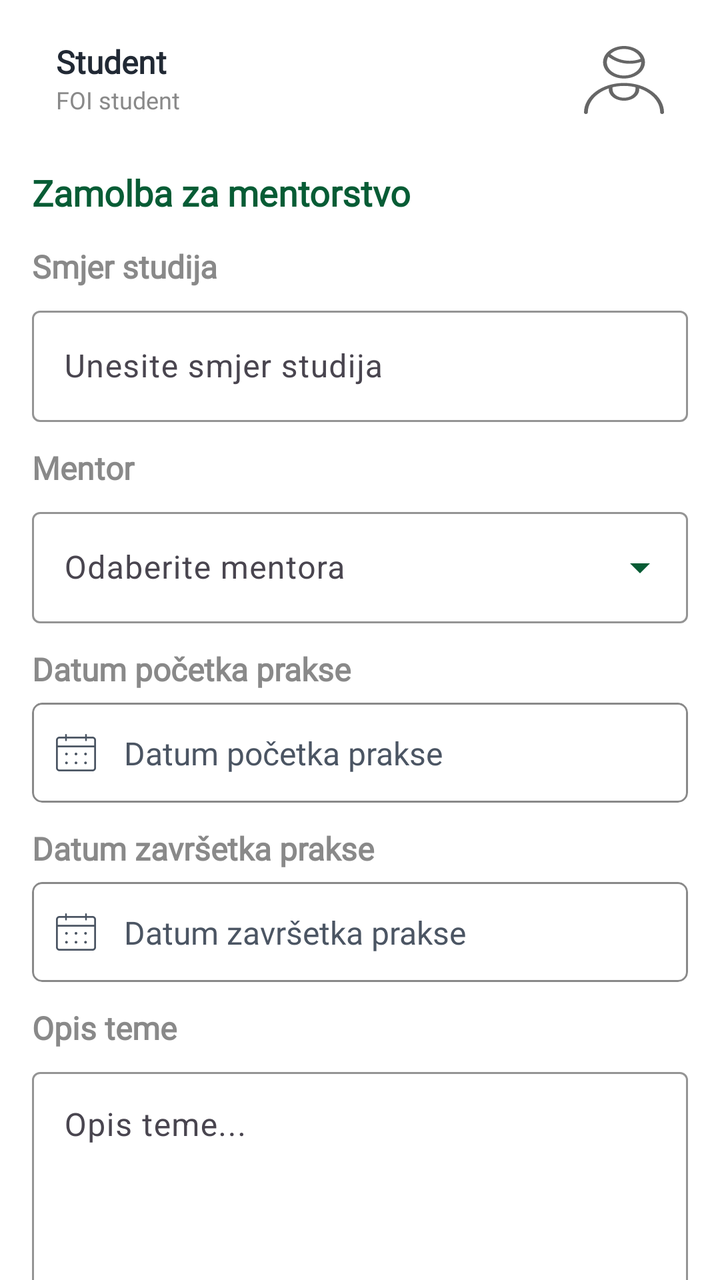
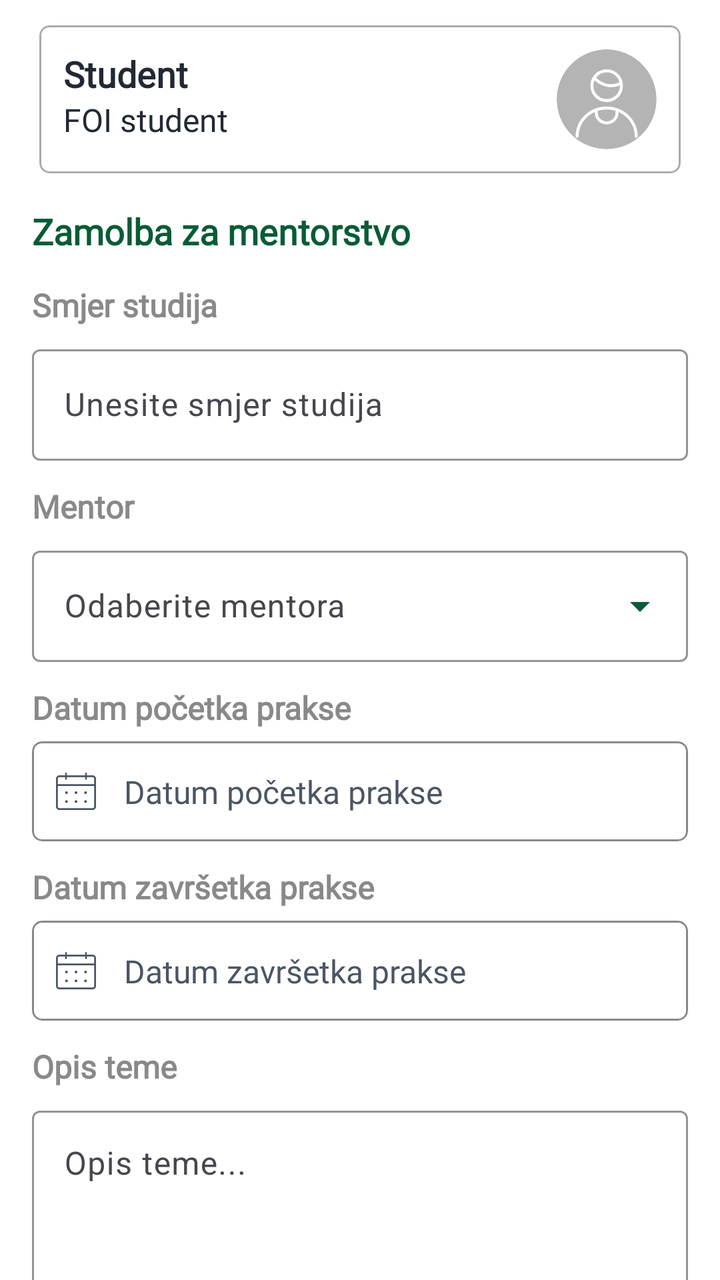

The first picture is an Android layout as it rendered before a commit; the second is the same layout after the commit. The layout source and the unified diff follow.
<!-- AndroidManifest.xml: application theme Theme.OTPStudent -->
<!-- res/layout/fragment_mentorship_details.xml -->
<?xml version="1.0" encoding="utf-8"?>
<androidx.constraintlayout.widget.ConstraintLayout
    xmlns:android="http://schemas.android.com/apk/res/android"
    xmlns:app="http://schemas.android.com/apk/res-auto"
    android:layout_width="match_parent"
    android:layout_height="match_parent"
    android:background="@color/white">

    
    <FrameLayout
        android:id="@+id/headerContainer"
        android:layout_width="0dp"
        android:layout_height="wrap_content"
        app:layout_constraintTop_toTopOf="parent"
        app:layout_constraintStart_toStartOf="parent"
        app:layout_constraintEnd_toEndOf="parent"/>

    <androidx.core.widget.NestedScrollView
        android:id="@+id/scroll"
        android:layout_width="0dp"
        android:layout_height="0dp"
        android:fillViewport="true"
        app:layout_constraintTop_toBottomOf="@id/headerContainer"
        app:layout_constraintBottom_toBottomOf="parent"
        app:layout_constraintStart_toStartOf="parent"
        app:layout_constraintEnd_toEndOf="parent">

        <androidx.constraintlayout.widget.ConstraintLayout
            android:layout_width="match_parent"
            android:layout_height="wrap_content"
            android:paddingBottom="24dp">

            
            <androidx.cardview.widget.CardView
                android:id="@+id/cardUser"
                android:layout_width="0dp"
                android:layout_height="wrap_content"
                android:layout_marginStart="16dp"
                android:layout_marginEnd="16dp"
                android:layout_marginTop="8dp"
                app:cardCornerRadius="12dp"
                app:cardElevation="0dp"
                app:cardBackgroundColor="@color/white"
                app:layout_constraintTop_toTopOf="parent"
                app:layout_constraintStart_toStartOf="parent"
                app:layout_constraintEnd_toEndOf="parent">

                <androidx.constraintlayout.widget.ConstraintLayout
                    android:layout_width="match_parent"
                    android:layout_height="wrap_content"
                    android:padding="12dp">

                    <TextView
                        android:id="@+id/tvUserName"
                        style="@style/Tekst"
                        android:layout_width="0dp"
                        android:layout_height="wrap_content"
                        android:textStyle="bold"
                        android:text="@string/placeholder_user_name"
                        app:layout_constraintStart_toStartOf="parent"
                        app:layout_constraintEnd_toStartOf="@id/ivAvatar"
                        app:layout_constraintTop_toTopOf="parent" />

                    <TextView
                        android:id="@+id/tvUserRole"
                        style="@style/MaliTekst"
                        android:layout_width="0dp"
                        android:layout_height="wrap_content"
                        android:text="@string/internship_details_user_role"
                        android:textColor="@color/otp_grey"
                        app:layout_constraintStart_toStartOf="@id/tvUserName"
                        app:layout_constraintEnd_toEndOf="@id/tvUserName"
                        app:layout_constraintTop_toBottomOf="@id/tvUserName" />

                    <ImageView
                        android:id="@+id/ivAvatar"
                        android:layout_width="40dp"
                        android:layout_height="40dp"
                        android:src="@drawable/ic_person"
                        android:contentDescription="@null"
                        app:layout_constraintEnd_toEndOf="parent"
                        app:layout_constraintTop_toTopOf="parent"
                        app:layout_constraintBottom_toBottomOf="parent" />
                </androidx.constraintlayout.widget.ConstraintLayout>
            </androidx.cardview.widget.CardView>

            
            <TextView
                android:id="@+id/tvTitle"
                style="@style/PodnaslovInterakcija"
                android:layout_width="0dp"
                android:layout_height="wrap_content"
                android:layout_marginStart="16dp"
                android:layout_marginTop="12dp"
                android:layout_marginEnd="16dp"
                android:text="@string/mentorship_request_title"
                android:textStyle="bold"
                app:layout_constraintTop_toBottomOf="@id/cardUser"
                app:layout_constraintStart_toStartOf="parent"
                app:layout_constraintEnd_toEndOf="parent" />

            
            <TextView
                android:id="@+id/tvStudyLabel"
                style="@style/Tekst"
                android:layout_width="0dp"
                android:layout_height="wrap_content"
                android:layout_marginStart="16dp"
                android:layout_marginTop="14dp"
                android:layout_marginEnd="16dp"
                android:text="@string/internship_study_direction"
                android:textColor="@color/otp_grey"
                android:textStyle="bold"
                app:layout_constraintTop_toBottomOf="@id/tvTitle"
                app:layout_constraintStart_toStartOf="parent"
                app:layout_constraintEnd_toEndOf="parent" />

            <com.google.android.material.textfield.TextInputLayout
                android:id="@+id/tilStudy"
                style="@style/OTPTextInputLayout"
                android:layout_width="0dp"
                android:layout_height="wrap_content"
                android:layout_marginStart="16dp"
                android:layout_marginEnd="16dp"
                android:layout_marginTop="6dp"
                app:layout_constraintTop_toBottomOf="@id/tvStudyLabel"
                app:layout_constraintStart_toStartOf="parent"
                app:layout_constraintEnd_toEndOf="parent">

                <com.google.android.material.textfield.TextInputEditText
                    android:id="@+id/etStudy"
                    android:layout_width="match_parent"
                    android:layout_height="wrap_content"
                    android:hint="@string/mentorship_study_hint"
                    android:textColor="@color/black"
                    android:textColorHint="@color/otp_grey_dark"
                    />
            </com.google.android.material.textfield.TextInputLayout>

            
            <TextView
                android:id="@+id/tvMentorLabel"
                style="@style/Tekst"
                android:layout_width="0dp"
                android:layout_height="wrap_content"
                android:layout_marginStart="16dp"
                android:layout_marginTop="12dp"
                android:layout_marginEnd="16dp"
                android:text="@string/internship_mentor"
                android:textColor="@color/otp_grey"
                android:textStyle="bold"
                app:layout_constraintTop_toBottomOf="@id/tilStudy"
                app:layout_constraintStart_toStartOf="parent"
                app:layout_constraintEnd_toEndOf="parent" />

            <com.google.android.material.textfield.TextInputLayout
                android:id="@+id/tilMentor"
                style="@style/OTPExposedDropdown"
                android:layout_width="0dp"
                android:layout_height="wrap_content"
                android:layout_marginStart="16dp"
                android:layout_marginEnd="16dp"
                android:layout_marginTop="6dp"
                app:endIconMode="dropdown_menu"
                app:layout_constraintTop_toBottomOf="@id/tvMentorLabel"
                app:layout_constraintStart_toStartOf="parent"
                app:layout_constraintEnd_toEndOf="parent">

                <com.google.android.material.textfield.MaterialAutoCompleteTextView
                    android:id="@+id/acMentor"
                    android:layout_width="match_parent"
                    android:layout_height="wrap_content"
                    android:hint="@string/mentorship_mentor_hint"
                    android:textColor="@color/black"
                    android:textColorHint="@color/otp_grey_dark"
                    />
            </com.google.android.material.textfield.TextInputLayout>

            
            <TextView
                android:id="@+id/tvStartLabel"
                style="@style/Tekst"
                android:layout_width="0dp"
                android:layout_height="wrap_content"
                android:layout_marginStart="16dp"
                android:layout_marginTop="12dp"
                android:layout_marginEnd="16dp"
                android:text="@string/internship_start_date"
                android:textColor="@color/otp_grey"
                android:textStyle="bold"
                app:layout_constraintTop_toBottomOf="@id/tilMentor"
                app:layout_constraintStart_toStartOf="parent"
                app:layout_constraintEnd_toEndOf="parent" />

            
            <com.google.android.material.card.MaterialCardView
                android:id="@+id/startDateField"
                android:layout_width="0dp"
                android:layout_height="50dp"
                android:layout_marginStart="16dp"
                android:layout_marginTop="6dp"
                android:layout_marginEnd="16dp"
                android:backgroundTint="@color/white"
                app:cardCornerRadius="5dp"
                app:cardElevation="0dp"
                app:strokeWidth="1dp"
                app:strokeColor="@color/otp_grey"
                app:layout_constraintTop_toBottomOf="@id/tvStartLabel"
                app:layout_constraintStart_toStartOf="parent"
                app:layout_constraintEnd_toEndOf="parent">

                <androidx.constraintlayout.widget.ConstraintLayout
                    android:layout_width="match_parent"
                    android:layout_height="match_parent"
                    android:paddingHorizontal="12dp">

                    <ImageView
                        android:id="@+id/ivStartDateIcon"
                        android:layout_width="20dp"
                        android:layout_height="20dp"
                        android:contentDescription="@null"
                        android:src="@drawable/ic_date"
                        app:tint="@color/otp_grey_dark"
                        app:layout_constraintStart_toStartOf="parent"
                        app:layout_constraintTop_toTopOf="parent"
                        app:layout_constraintBottom_toBottomOf="parent" />

                    <TextView
                        android:id="@+id/tvStartValue"
                        style="@style/Tekst"
                        android:layout_width="0dp"
                        android:layout_height="wrap_content"
                        android:layout_marginStart="12dp"
                        android:paddingStart="2dp"
                        android:text="@string/internship_start_date"
                        android:textColor="@color/otp_grey_dark"
                        android:ellipsize="end"
                        android:maxLines="1"
                        app:layout_constraintStart_toEndOf="@id/ivStartDateIcon"
                        app:layout_constraintEnd_toEndOf="parent"
                        app:layout_constraintTop_toTopOf="parent"
                        app:layout_constraintBottom_toBottomOf="parent" />

                </androidx.constraintlayout.widget.ConstraintLayout>

            </com.google.android.material.card.MaterialCardView>

            <TextView
                android:id="@+id/tvEndLabel"
                style="@style/Tekst"
                android:layout_width="0dp"
                android:layout_height="wrap_content"
                android:layout_marginStart="16dp"
                android:layout_marginTop="12dp"
                android:layout_marginEnd="16dp"
                android:text="@string/internship_end_date"
                android:textColor="@color/otp_grey"
                android:textStyle="bold"
                app:layout_constraintStart_toStartOf="parent"
                app:layout_constraintEnd_toEndOf="parent"
                app:layout_constraintTop_toBottomOf="@id/startDateField" />

            
            <com.google.android.material.card.MaterialCardView
                android:id="@+id/endDateField"
                android:layout_width="0dp"
                android:layout_height="50dp"
                android:layout_marginStart="16dp"
                android:layout_marginTop="6dp"
                android:layout_marginEnd="16dp"
                android:backgroundTint="@color/white"
                app:cardCornerRadius="5dp"
                app:cardElevation="0dp"
                app:strokeWidth="1dp"
                app:strokeColor="@color/otp_grey"
                app:layout_constraintTop_toBottomOf="@id/tvEndLabel"
                app:layout_constraintStart_toStartOf="parent"
                app:layout_constraintEnd_toEndOf="parent">

                <androidx.constraintlayout.widget.ConstraintLayout
                    android:layout_width="match_parent"
                    android:layout_height="match_parent"
                    android:paddingHorizontal="12dp">

                    <ImageView
                        android:id="@+id/ivEndDateIcon"
                        android:layout_width="20dp"
                        android:layout_height="20dp"
                        android:contentDescription="@null"
                        android:src="@drawable/ic_date"
                        app:tint="@color/otp_grey_dark"
                        app:layout_constraintStart_toStartOf="parent"
                        app:layout_constraintTop_toTopOf="parent"
                        app:layout_constraintBottom_toBottomOf="parent" />

                    <TextView
                        android:id="@+id/tvEndValue"
                        style="@style/Tekst"
                        android:layout_width="0dp"
                        android:layout_height="wrap_content"
                        android:layout_marginStart="12dp"
                        android:paddingStart="2dp"
                        android:text="@string/internship_end_date"
                        android:textColor="@color/otp_grey_dark"
                        android:ellipsize="end"
                        android:maxLines="1"
                        app:layout_constraintStart_toEndOf="@id/ivEndDateIcon"
                        app:layout_constraintEnd_toEndOf="parent"
                        app:layout_constraintTop_toTopOf="parent"
                        app:layout_constraintBottom_toBottomOf="parent" />

                </androidx.constraintlayout.widget.ConstraintLayout>

            </com.google.android.material.card.MaterialCardView>

            
            <TextView
                android:id="@+id/tvTopicDescriptionLabel"
                style="@style/Tekst"
                android:layout_width="0dp"
                android:layout_height="wrap_content"
                android:layout_marginStart="16dp"
                android:layout_marginTop="12dp"
                android:layout_marginEnd="16dp"
                android:text="@string/mentorship_topic_description"
                android:textColor="@color/otp_grey"
                android:textStyle="bold"
                app:layout_constraintTop_toBottomOf="@id/endDateField"
                app:layout_constraintStart_toStartOf="parent"
                app:layout_constraintEnd_toEndOf="parent" />

            <com.google.android.material.textfield.TextInputLayout
                android:id="@+id/tilTopicDescription"
                style="@style/OTPTextInputLayout"
                android:layout_width="0dp"
                android:layout_height="wrap_content"
                android:layout_marginStart="16dp"
                android:layout_marginTop="6dp"
                android:layout_marginEnd="16dp"
                app:layout_constraintTop_toBottomOf="@id/tvTopicDescriptionLabel"
                app:layout_constraintStart_toStartOf="parent"
                app:layout_constraintEnd_toEndOf="parent">

                <com.google.android.material.textfield.TextInputEditText
                    android:id="@+id/etTopicDescription"
                    android:layout_width="match_parent"
                    android:layout_height="wrap_content"
                    android:hint="@string/mentorship_topic_description_hint"
                    android:inputType="textMultiLine"
                    android:minLines="4"
                    android:gravity="top|start"
                    android:textColor="@color/black"
                    android:textColorHint="@color/otp_grey_dark" />
            </com.google.android.material.textfield.TextInputLayout>


            
            <com.google.android.material.button.MaterialButton
                android:id="@+id/btnSendRequest"
                android:layout_width="0dp"
                android:layout_height="50dp"
                android:layout_marginStart="16dp"
                android:layout_marginTop="18dp"
                android:layout_marginEnd="16dp"
                android:text="@string/mentorship_send_request"
                android:textAllCaps="false"
                android:textColor="@color/white"
                android:backgroundTint="@color/otp_green_dark"
                app:cornerRadius="20dp"
                app:layout_constraintTop_toBottomOf="@id/tilTopicDescription"
                app:layout_constraintStart_toStartOf="parent"
                app:layout_constraintEnd_toEndOf="parent" />

        </androidx.constraintlayout.widget.ConstraintLayout>
    </androidx.core.widget.NestedScrollView>

</androidx.constraintlayout.widget.ConstraintLayout>
<!-- resources referenced by this layout -->
<resources>
  <color name="black">#212934</color>
  <color name="otp_green_dark">#075C35</color>
  <color name="otp_grey">#898989</color>
  <color name="otp_grey_dark">#4B5563</color>
  <color name="white">#FFFFFFFF</color>
  <!-- drawable ic_person (drawable) -->
  <vector xmlns:android="http://schemas.android.com/apk/res/android"
      android:width="35dp"
      android:height="30dp"
      android:viewportWidth="35"
      android:viewportHeight="30">
    <path
        android:pathData="M11.452,3.476C11.146,3.209 10.618,3.188 10.277,3.43C9.935,3.67 9.906,4.082 10.215,4.35L11.452,3.476ZM25.352,6.892C25.768,6.742 25.951,6.357 25.755,6.031C25.563,5.705 25.068,5.563 24.648,5.713L25.352,6.892ZM0,29.348C0,29.707 0.374,30 0.833,30C1.293,30 1.667,29.707 1.667,29.348H0ZM33.333,29.348C33.333,29.707 33.708,30 34.167,30C34.626,30 35,29.707 35,29.348H33.333ZM12.5,18.26C12.5,17.901 12.126,17.608 11.667,17.608C11.208,17.608 10.833,17.901 10.833,18.26H12.5ZM24.167,18.26C24.167,17.901 23.792,17.608 23.333,17.608C22.874,17.608 22.5,17.901 22.5,18.26H24.167ZM22.802,3.025C25.733,5.313 25.733,9.033 22.802,11.32L23.981,12.247C27.562,9.442 27.562,4.903 23.981,2.098L22.802,3.025ZM22.802,11.32C19.873,13.616 15.127,13.616 12.198,11.32L11.019,12.247C14.6,15.045 20.4,15.045 23.981,12.247L22.802,11.32ZM12.198,11.32C9.267,9.033 9.267,5.313 12.198,3.025L11.019,2.098C7.438,4.903 7.438,9.442 11.019,12.247L12.198,11.32ZM12.198,3.025C15.127,0.73 19.873,0.73 22.802,3.025L23.981,2.098C20.4,-0.699 14.6,-0.699 11.019,2.098L12.198,3.025ZM10.215,4.35C12.757,6.566 16.279,7.825 19.974,7.825V6.52C16.774,6.52 13.695,5.433 11.452,3.476L10.215,4.35ZM19.974,7.825C21.823,7.825 23.656,7.512 25.352,6.892L24.648,5.713C23.171,6.248 21.579,6.52 19.974,6.52V7.825ZM1.667,29.348C1.667,22.897 8.714,17.608 17.5,17.608V16.304C7.874,16.304 0,22.115 0,29.348H1.667ZM17.5,17.608C26.286,17.608 33.333,22.897 33.333,29.348H35C35,22.115 27.126,16.304 17.5,16.304V17.608ZM10.833,18.26V19.129H12.5V18.26H10.833ZM10.833,19.129C10.833,21.919 13.858,24.13 17.5,24.13V22.826C14.701,22.826 12.5,21.144 12.5,19.129H10.833ZM17.5,24.13C21.142,24.13 24.167,21.919 24.167,19.129H22.5C22.5,21.144 20.299,22.826 17.5,22.826V24.13ZM24.167,19.129V18.26H22.5V19.129H24.167Z"
        android:fillColor="#666666"/>
  </vector>
  <string name="internship_details_user_role">FOI student</string>
  <string name="internship_end_date">Datum završetka prakse</string>
  <string name="internship_mentor">Mentor</string>
  <string name="internship_start_date">Datum početka prakse</string>
  <string name="internship_study_direction">Smjer studija</string>
  <string name="mentorship_mentor_hint">Odaberite mentora</string>
  <string name="mentorship_request_title">Zamolba za mentorstvo</string>
  <string name="mentorship_send_request">Pošalji zahtjev</string>
  <string name="mentorship_study_hint">Unesite smjer studija</string>
  <string name="mentorship_topic_description">Opis teme</string>
  <string name="mentorship_topic_description_hint">Opis teme...</string>
  <string name="placeholder_user_name">Student</string>
  <style name="MaliTekst">
          <item name="android:textColor">@color/black</item>
          <item name="android:textSize">12sp</item>
          <item name="android:fontFamily">@font/sf_pro_display_regular</item>
      </style>
  <style name="PodnaslovInterakcija">
          <item name="android:textColor">@color/otp_green_dark</item>
          <item name="android:textSize">18sp</item>
          <item name="android:fontFamily">@font/sf_pro_display_medium</item>
      </style>
  <style name="Tekst">
          <item name="android:textColor">@color/black</item>
          <item name="android:textSize">16sp</item>
          <item name="android:fontFamily">@font/sf_pro_display_regular</item>
      </style>
  <color name="otp_green">#075C35</color>
  <!-- unchanged entries left out for length: 4 -->
</resources>

<!-- the commit's change to res/layout/fragment_mentorship_details.xml (unified diff, before → after) -->
@@ -2,6 +2,7 @@
 <androidx.constraintlayout.widget.ConstraintLayout
     xmlns:android="http://schemas.android.com/apk/res/android"
     xmlns:app="http://schemas.android.com/apk/res-auto"
+    xmlns:tools="http://schemas.android.com/tools"
     android:layout_width="match_parent"
     android:layout_height="match_parent"
     android:background="@color/white">
@@ -31,16 +32,14 @@
             android:paddingBottom="24dp">
 
             
-            <androidx.cardview.widget.CardView
+            <com.google.android.material.card.MaterialCardView
                 android:id="@+id/cardUser"
-                android:layout_width="0dp"
-                android:layout_height="wrap_content"
-                android:layout_marginStart="16dp"
-                android:layout_marginEnd="16dp"
+                style="@style/Card"
+                android:layout_width="0dp"
+                android:layout_height="wrap_content"
+                android:layout_marginStart="16dp"
                 android:layout_marginTop="8dp"
-                app:cardCornerRadius="12dp"
-                app:cardElevation="0dp"
-                app:cardBackgroundColor="@color/white"
+                android:layout_marginEnd="16dp"
                 app:layout_constraintTop_toTopOf="parent"
                 app:layout_constraintStart_toStartOf="parent"
                 app:layout_constraintEnd_toEndOf="parent">
@@ -52,37 +51,47 @@
 
                     <TextView
                         android:id="@+id/tvUserName"
+                        style="@style/Podnaslov"
+                        android:layout_width="0dp"
+                        android:layout_height="wrap_content"
+                        android:text="@string/placeholder_user_name"
+                        android:textStyle="bold"
+                        app:layout_constraintStart_toStartOf="parent"
+                        app:layout_constraintEnd_toStartOf="@id/frameLayout"
+                        app:layout_constraintTop_toTopOf="parent" />
+
+                    <TextView
+                        android:id="@+id/tvUserRole"
                         style="@style/Tekst"
                         android:layout_width="0dp"
                         android:layout_height="wrap_content"
-                        android:textStyle="bold"
-                        android:text="@string/placeholder_user_name"
-                        app:layout_constraintStart_toStartOf="parent"
-                        app:layout_constraintEnd_toStartOf="@id/ivAvatar"
-                        app:layout_constraintTop_toTopOf="parent" />
-
-                    <TextView
-                        android:id="@+id/tvUserRole"
-                        style="@style/MaliTekst"
-                        android:layout_width="0dp"
-                        android:layout_height="wrap_content"
                         android:text="@string/internship_details_user_role"
-                        android:textColor="@color/otp_grey"
                         app:layout_constraintStart_toStartOf="@id/tvUserName"
                         app:layout_constraintEnd_toEndOf="@id/tvUserName"
                         app:layout_constraintTop_toBottomOf="@id/tvUserName" />
 
-                    <ImageView
-                        android:id="@+id/ivAvatar"
-                        android:layout_width="40dp"
-                        android:layout_height="40dp"
-                        android:src="@drawable/ic_person"
-                        android:contentDescription="@null"
+                    <FrameLayout
+                        android:id="@+id/frameLayout"
+                        android:layout_width="50dp"
+                        android:layout_height="50dp"
+                        android:layout_gravity="center"
+                        android:gravity="center"
                         app:layout_constraintEnd_toEndOf="parent"
                         app:layout_constraintTop_toTopOf="parent"
-                        app:layout_constraintBottom_toBottomOf="parent" />
+                        app:layout_constraintBottom_toBottomOf="parent">
+
+                        <com.google.android.material.imageview.ShapeableImageView
+                            android:id="@+id/imgAvatar"
+                            android:layout_width="50dp"
+                            android:layout_height="50dp"
+                            android:scaleType="centerCrop"
+                            android:src="@drawable/ic_profile_placeholder"
+                            app:shapeAppearanceOverlay="@style/CircleImageView" />
+
+                    </FrameLayout>
+
                 </androidx.constraintlayout.widget.ConstraintLayout>
-            </androidx.cardview.widget.CardView>
+            </com.google.android.material.card.MaterialCardView>
 
             
             <TextView
<!-- resource entries referenced after the edit -->
@@ -5,16 +5,7 @@
   <color name="otp_grey">#898989</color>
   <color name="otp_grey_dark">#4B5563</color>
   <color name="white">#FFFFFFFF</color>
-  <!-- drawable ic_person (drawable) -->
-  <vector xmlns:android="http://schemas.android.com/apk/res/android"
-      android:width="35dp"
-      android:height="30dp"
-      android:viewportWidth="35"
-      android:viewportHeight="30">
-    <path
-        android:pathData="M11.452,3.476C11.146,3.209 10.618,3.188 10.277,3.43C9.935,3.67 9.906,4.082 10.215,4.35L11.452,3.476ZM25.352,6.892C25.768,6.742 25.951,6.357 25.755,6.031C25.563,5.705 25.068,5.563 24.648,5.713L25.352,6.892ZM0,29.348C0,29.707 0.374,30 0.833,30C1.293,30 1.667,29.707 1.667,29.348H0ZM33.333,29.348C33.333,29.707 33.708,30 34.167,30C34.626,30 35,29.707 35,29.348H33.333ZM12.5,18.26C12.5,17.901 12.126,17.608 11.667,17.608C11.208,17.608 10.833,17.901 10.833,18.26H12.5ZM24.167,18.26C24.167,17.901 23.792,17.608 23.333,17.608C22.874,17.608 22.5,17.901 22.5,18.26H24.167ZM22.802,3.025C25.733,5.313 25.733,9.033 22.802,11.32L23.981,12.247C27.562,9.442 27.562,4.903 23.981,2.098L22.802,3.025ZM22.802,11.32C19.873,13.616 15.127,13.616 12.198,11.32L11.019,12.247C14.6,15.045 20.4,15.045 23.981,12.247L22.802,11.32ZM12.198,11.32C9.267,9.033 9.267,5.313 12.198,3.025L11.019,2.098C7.438,4.903 7.438,9.442 11.019,12.247L12.198,11.32ZM12.198,3.025C15.127,0.73 19.873,0.73 22.802,3.025L23.981,2.098C20.4,-0.699 14.6,-0.699 11.019,2.098L12.198,3.025ZM10.215,4.35C12.757,6.566 16.279,7.825 19.974,7.825V6.52C16.774,6.52 13.695,5.433 11.452,3.476L10.215,4.35ZM19.974,7.825C21.823,7.825 23.656,7.512 25.352,6.892L24.648,5.713C23.171,6.248 21.579,6.52 19.974,6.52V7.825ZM1.667,29.348C1.667,22.897 8.714,17.608 17.5,17.608V16.304C7.874,16.304 0,22.115 0,29.348H1.667ZM17.5,17.608C26.286,17.608 33.333,22.897 33.333,29.348H35C35,22.115 27.126,16.304 17.5,16.304V17.608ZM10.833,18.26V19.129H12.5V18.26H10.833ZM10.833,19.129C10.833,21.919 13.858,24.13 17.5,24.13V22.826C14.701,22.826 12.5,21.144 12.5,19.129H10.833ZM17.5,24.13C21.142,24.13 24.167,21.919 24.167,19.129H22.5C22.5,21.144 20.299,22.826 17.5,22.826V24.13ZM24.167,19.129V18.26H22.5V19.129H24.167Z"
-        android:fillColor="#666666"/>
-  </vector>
+  <!-- drawable ic_profile_placeholder: vector/xml drawable (drawable, 2357 chars, omitted) -->
   <string name="internship_details_user_role">FOI student</string>
   <string name="internship_end_date">Datum završetka prakse</string>
   <string name="internship_mentor">Mentor</string>
@@ -27,10 +18,22 @@
   <string name="mentorship_topic_description">Opis teme</string>
   <string name="mentorship_topic_description_hint">Opis teme...</string>
   <string name="placeholder_user_name">Student</string>
-  <style name="MaliTekst">
+  <style name="Card" parent="Widget.MaterialComponents.CardView">
+          <item name="cardCornerRadius">5dp</item>
+          <item name="cardUseCompatPadding">true</item>
+          <item name="cardElevation">0dp</item>
+          <item name="strokeWidth">1dp</item>
+          <item name="strokeColor">#ababab</item>
+          <item name="cardBackgroundColor">@color/white</item>
+      </style>
+  <style name="CircleImageView">
+          <item name="cornerFamily">rounded</item>
+          <item name="cornerSize">50%</item>
+      </style>
+  <style name="Podnaslov">
           <item name="android:textColor">@color/black</item>
-          <item name="android:textSize">12sp</item>
-          <item name="android:fontFamily">@font/sf_pro_display_regular</item>
+          <item name="android:textSize">18sp</item>
+          <item name="android:fontFamily">@font/sf_pro_display_medium</item>
       </style>
   <style name="PodnaslovInterakcija">
           <item name="android:textColor">@color/otp_green_dark</item>
